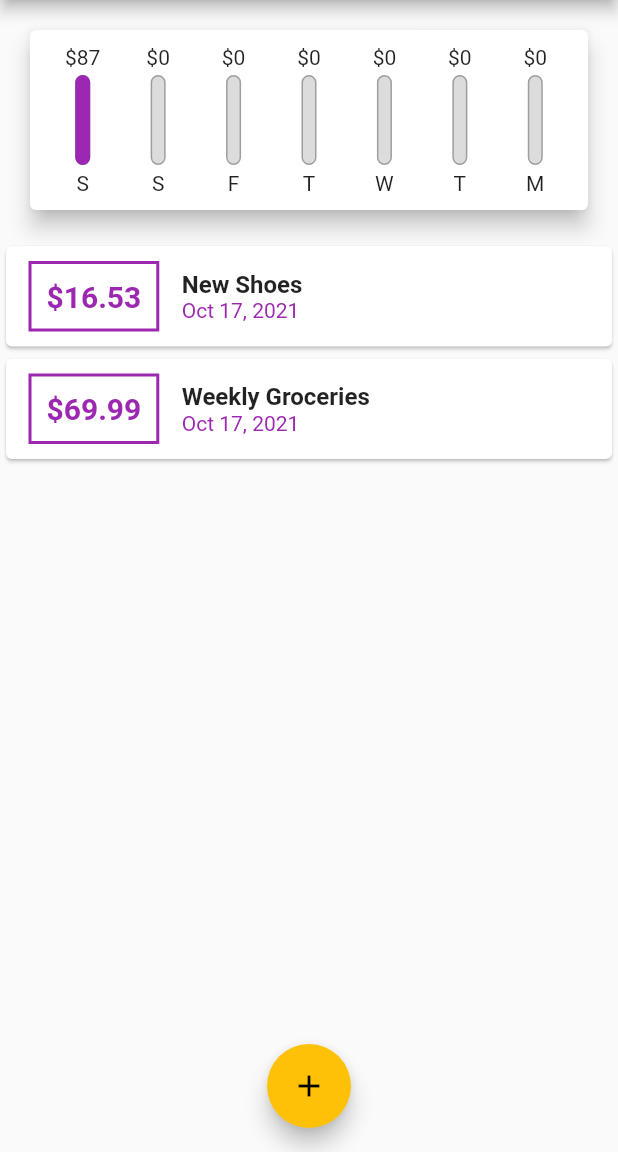
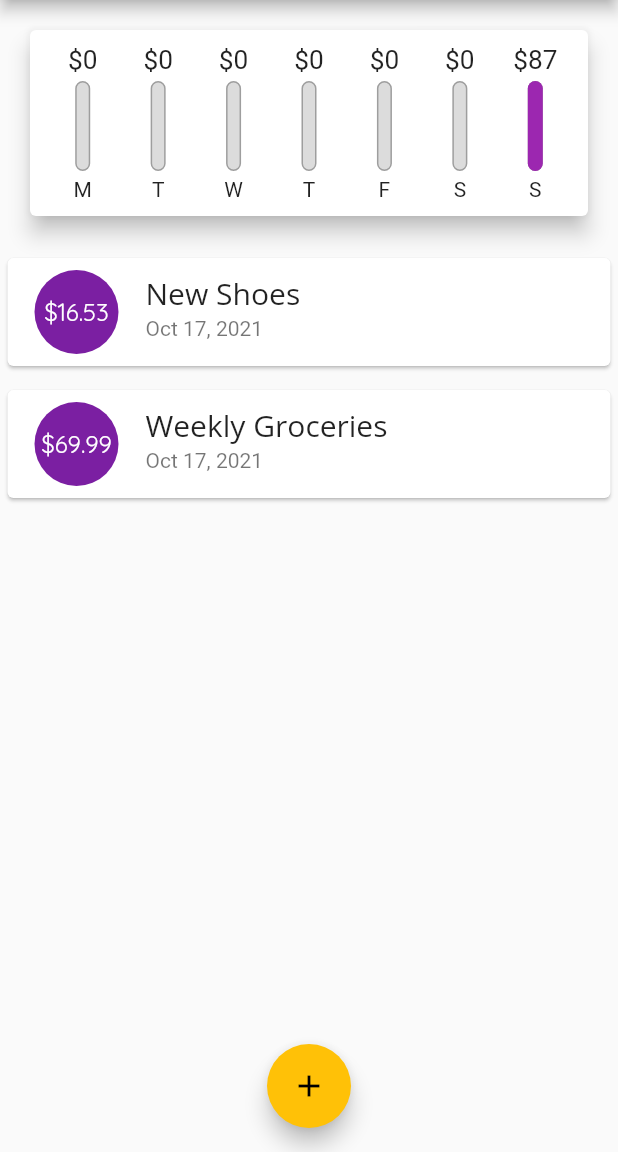
Before and after one commit to mohamednaga7/personal-expenses-app, a Flutter app: the screen it shows after launch, on a phone screen of 412 x 824 dp, the part 84-1236 px from its top. Run offline on Flutter 3.47's test engine with Material 2 defaults, Android fonts, the phone set to English and light mode, and no system bars.

Commit message:
ui improvements to the chart and change the transactions list to use listtile

```diff
--- a/lib/widgets/chart.dart
+++ b/lib/widgets/chart.dart
@@ -28,7 +28,7 @@ class Chart extends StatelessWidget {
       }
       return ChartBarData(
           DateFormat.E().format(weekday).substring(0, 1), totalSum);
-    });
+    }).reversed.toList();
   }
 
   double get totalSpending {
--- a/lib/widgets/chart_bar.dart
+++ b/lib/widgets/chart_bar.dart
@@ -16,7 +16,10 @@ class ChartBar extends StatelessWidget {
   Widget build(BuildContext context) {
     return Column(
       children: [
-        FittedBox(child: Text('\$${spendingAmount.toStringAsFixed(0)}')),
+        Container(
+            height: 20,
+            child: FittedBox(
+                child: Text('\$${spendingAmount.toStringAsFixed(0)}'))),
         const SizedBox(
           height: 4,
         ),
--- a/lib/widgets/transaction_list.dart
+++ b/lib/widgets/transaction_list.dart
@@ -1,4 +1,5 @@
 import 'package:flutter/material.dart';
+import 'package:intl/intl.dart';
 
 import '../models/transaction.dart';
 import '../widgets/transaction_item.dart';
@@ -36,8 +37,23 @@ class TransactionList extends StatelessWidget {
           : ListView.builder(
               itemBuilder: (ctx, index) {
                 Transaction tx = userTransactions.elementAt(index);
-                return TransactionItem(
-                  tx: tx,
+                return Card(
+                  margin:
+                      const EdgeInsets.symmetric(vertical: 8, horizontal: 5),
+                  child: ListTile(
+                    leading: CircleAvatar(
+                      radius: 30,
+                      child: Padding(
+                        padding: const EdgeInsets.all(6.0),
+                        child: FittedBox(child: Text('\$${tx.amount}')),
+                      ),
+                    ),
+                    title: Text(
+                      tx.title,
+                      style: Theme.of(context).textTheme.headline6,
+                    ),
+                    subtitle: Text(DateFormat.yMMMd().format(tx.date)),
+                  ),
                 );
               },
               itemCount: userTransactions.length,
```
